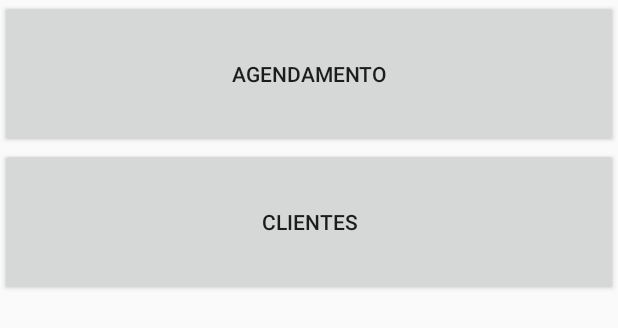
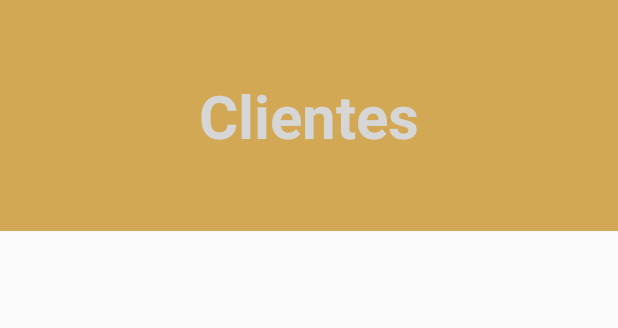
Before and after one commit to joaoplay16/celhas, an Android app: the layout activity_main.xml on its own in the app's theme, with its tools: preview values and no code run, on a phone screen of 412 x 824 dp. Shown: the top 328 px of the screen. Run offline under Robolectric (Android 15) with nearby library versions, the phone set to English and light mode, and no system bars.

Commit message:
Meny principal, Validacao novo cliente, adicionados

```diff
--- a/app/src/main/AndroidManifest.xml
+++ b/app/src/main/AndroidManifest.xml
@@ -11,7 +11,7 @@
         android:label="@string/app_name"
         android:supportsRtl="true"
         android:theme="@style/estilozo">
-        <activity android:name=".ContatoActivity">
+        <activity android:name=".MainActivity">
             <intent-filter>
                 <action android:name="android.intent.action.MAIN" />
 
@@ -20,7 +20,7 @@
         </activity>
         <activity android:name=".ClientesActivity" />
         <activity android:name=".ActivityInfoContato" />
-        <!-- <activity android:name=".ContatoActivity"></activity> -->
+         <activity android:name=".ContatoActivity"></activity>
         <activity android:name=".NovoClienteActivity"></activity>
         <receiver android:name=".util.AlarmeReceiver">
             <intent-filter>
--- a/app/src/main/java/status200/com/br/celhas/ClienteArrayAdapter.java
+++ b/app/src/main/java/status200/com/br/celhas/ClienteArrayAdapter.java
@@ -73,7 +73,6 @@ public class ClienteArrayAdapter extends ArrayAdapter< Cliente >{
         TextView txtNome;
         TextView txtTelefone;
         ImageView imgCliente;
-        CheckBox checkContato;
     }
 
 
--- a/app/src/main/java/status200/com/br/celhas/util/AlarmeAniversario.java
+++ b/app/src/main/java/status200/com/br/celhas/util/AlarmeAniversario.java
@@ -5,13 +5,7 @@ import android.app.PendingIntent;
 import android.content.Context;
 import android.content.Intent;
 import android.util.Log;
-import android.view.View;
-
-import java.util.Calendar;
-import java.util.Date;
-
 import status200.com.br.celhas.model.Cliente;
-
 import static android.content.Context.ALARM_SERVICE;
 
 /**
--- a/app/src/main/java/status200/com/br/celhas/util/AlarmeReceiver.java
+++ b/app/src/main/java/status200/com/br/celhas/util/AlarmeReceiver.java
@@ -32,6 +32,7 @@ public class AlarmeReceiver extends BroadcastReceiver {
 
         Intent i = new Intent(context, ActivityInfoContato.class);
         i.putExtra("cliente",cliente);
+
         int _id = (int) System.currentTimeMillis();
         PendingIntent pi =
                 PendingIntent.getActivity(context, _id, i,0);
--- a/app/src/main/res/layout/activity_main.xml
+++ b/app/src/main/res/layout/activity_main.xml
@@ -1,27 +1,35 @@
 <?xml version="1.0" encoding="utf-8"?>
-<LinearLayout xmlns:android="http://schemas.android.com/apk/res/android"
+<RelativeLayout xmlns:android="http://schemas.android.com/apk/res/android"
     xmlns:app="http://schemas.android.com/apk/res-auto"
     xmlns:tools="http://schemas.android.com/tools"
     android:id="@+id/activity_main"
     android:layout_width="match_parent"
     android:layout_height="match_parent"
-    tools:context="status200.com.br.celhas.status200.com.br.MainActivity"
+    tools:context="status200.com.br.celhas.MainActivity"
     android:orientation="vertical"
     android:background="?android:attr/colorBackground"
     android:weightSum="1">
 
 
-    <Button
-        android:text="@string/agendamento"
+    <TextView
+        android:text="Clientes"
         android:layout_width="match_parent"
         android:layout_height="wrap_content"
-        android:id="@+id/btn_agendamento"
-        android:layout_weight="0.07" />
+        android:id="@+id/txtCliente"
+        android:layout_alignParentTop="true"
+        android:layout_alignParentLeft="true"
+        android:layout_alignParentStart="true"
+        android:layout_alignParentRight="true"
+        android:layout_centerHorizontal="true"
+        android:gravity="center_horizontal"
+        android:padding="50dp"
+        android:textColor="@color/card_background"
+        android:background="@color/fundo_op1"
+        android:textSize="40sp"
+        android:textAllCaps="false"
+        android:textStyle="normal|bold"
+        android:fontFamily="sans-serif"
+        android:clickable="true"
+        android:onClick="clientes" />
 
-    <Button
-        android:text="@string/clientes"
-        android:layout_width="match_parent"
-        android:layout_height="wrap_content"
-        android:id="@+id/btn_clientes"
-        android:layout_weight="0.07" />
-</LinearLayout>
+</RelativeLayout>
--- a/app/src/main/res/values/colors.xml
+++ b/app/src/main/res/values/colors.xml
@@ -6,4 +6,5 @@
     <color name="personalizada">#471b7b</color>
     <color name="componentes">#6f4884</color>
     <color name="barra_de_status">#572a8c</color>
+    <color name="fundo_op1">#b3c28710</color>
 </resources>
```
Also changed, not shown: app/src/main/java/status200/com/br/celhas/ActivityInfoContato.java (+3 -7 lines), app/src/main/java/status200/com/br/celhas/ClientesActivity.java (+22 -0 lines), app/src/main/java/status200/com/br/celhas/MainActivity.java (+15 -0 lines), app/src/main/java/status200/com/br/celhas/NovoClienteActivity.java (+107 -27 lines), app/src/main/java/status200/com/br/celhas/model/Cliente.java (+0 -9 lines), app/src/main/java/status200/com/br/celhas/util/ImageTask.java (+19 -1 lines), app/src/main/res/drawable/ic_search_black_24dp.xml (added, +9 -0 lines), app/src/main/res/menu/menu_clientes.xml (added, +11 -0 lines), app/src/main/res/menu/menu_novo_cliente.xml (added, +8 -0 lines), app/src/main/assets/fonts/AMERSN.ttf (added), app/src/main/assets/fonts/Albertino.ttf (added), app/src/main/assets/fonts/aleksandrac_vintage.ttf (added), gradle/wrapper/gradle-wrapper.properties, 1 other file.
